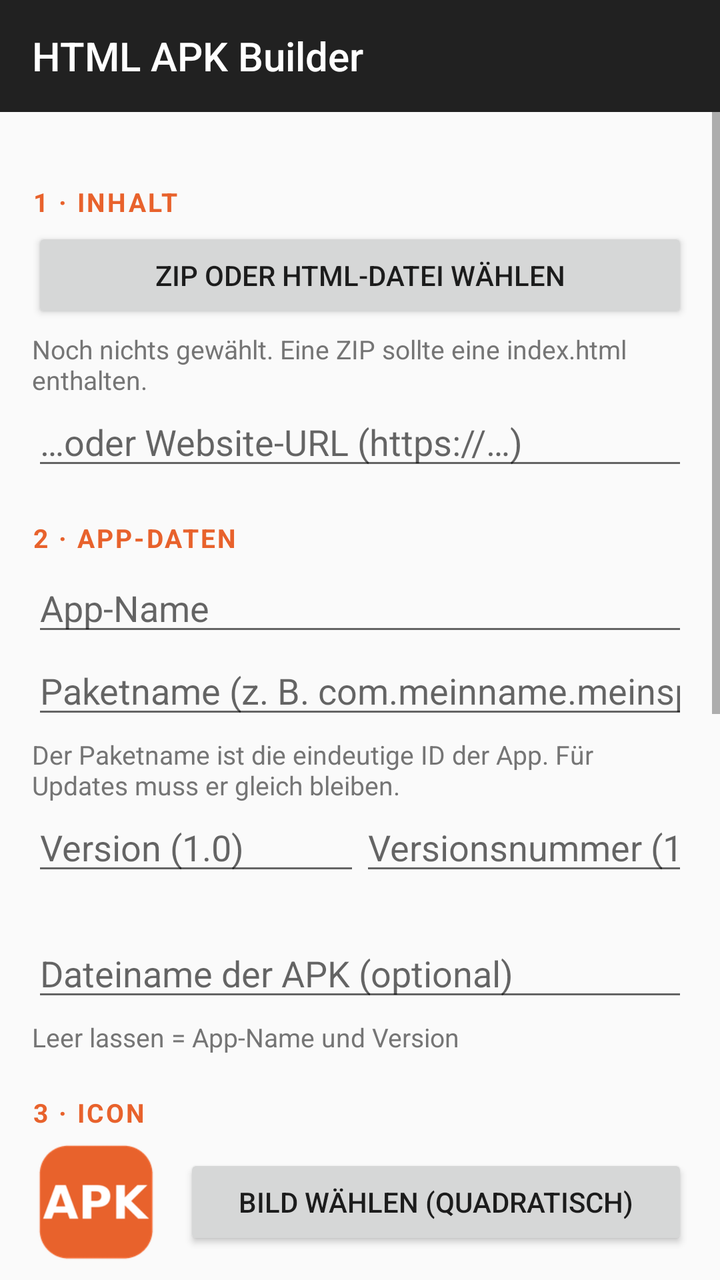
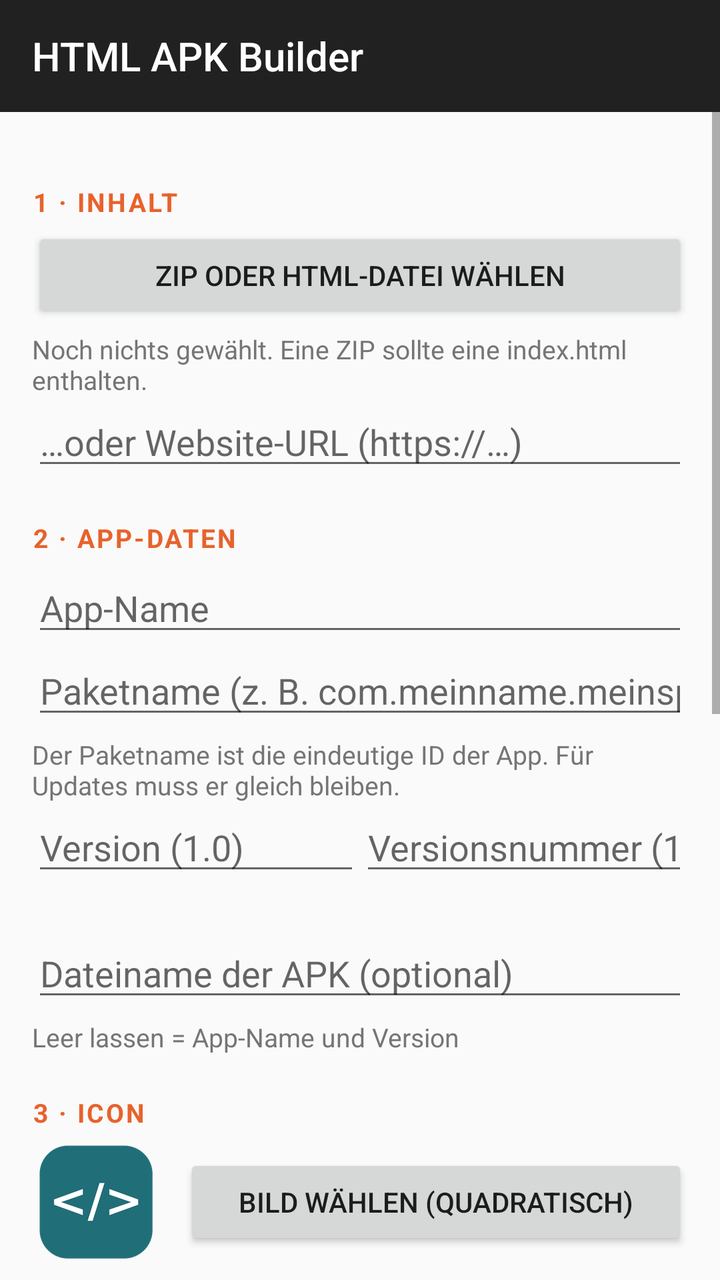

Two renders of the same Android screen: before a commit and after it. Below are the layout's source before the change and the commit's diff.
<!-- AndroidManifest.xml: application theme AppTheme -->
<!-- res/layout/activity_main.xml -->
<?xml version="1.0" encoding="utf-8"?>
<LinearLayout xmlns:android="http://schemas.android.com/apk/res/android"
    android:id="@+id/root"
    android:layout_width="match_parent"
    android:layout_height="match_parent"
    android:background="#212121"
    android:orientation="vertical">

    <Toolbar
        android:id="@+id/toolbar"
        android:layout_width="match_parent"
        android:layout_height="56dp"
        android:background="#212121"
        android:theme="@android:style/ThemeOverlay.Material.Dark.ActionBar"
        android:popupTheme="@android:style/ThemeOverlay.Material.Light"
        android:title="HTML APK Builder"
        android:titleTextColor="#FFFFFF" />

<ScrollView
    android:id="@+id/scroll"
    android:layout_width="match_parent"
    android:layout_height="0dp"
    android:layout_weight="1"
    android:background="#FAFAFA"
    android:fillViewport="true">

    <LinearLayout
        android:layout_width="match_parent"
        android:layout_height="wrap_content"
        android:orientation="vertical"
        android:padding="16dp">

        
        <TextView style="@style/Section" android:text="1 · Inhalt" />

        <Button
            android:id="@+id/btnPickContent"
            android:layout_width="match_parent"
            android:layout_height="wrap_content"
            android:text="ZIP oder HTML-Datei wählen" />

        <TextView
            android:id="@+id/txtContent"
            style="@style/Hint"
            android:text="Noch nichts gewählt. Eine ZIP sollte eine index.html enthalten." />

        <EditText
            android:id="@+id/editUrl"
            android:layout_width="match_parent"
            android:layout_height="wrap_content"
            android:hint="…oder Website-URL (https://…)"
            android:inputType="textUri"
            android:importantForAutofill="no" />

        
        <TextView style="@style/Section" android:text="2 · App-Daten" />

        <EditText
            android:id="@+id/editName"
            android:layout_width="match_parent"
            android:layout_height="wrap_content"
            android:hint="App-Name"
            android:inputType="textCapSentences"
            android:importantForAutofill="no" />

        <EditText
            android:id="@+id/editPackage"
            android:layout_width="match_parent"
            android:layout_height="wrap_content"
            android:hint="Paketname (z. B. com.meinname.meinspiel)"
            android:inputType="textNoSuggestions"
            android:importantForAutofill="no" />

        <TextView
            style="@style/Hint"
            android:text="Der Paketname ist die eindeutige ID der App. Für Updates muss er gleich bleiben." />

        <LinearLayout
            android:layout_width="match_parent"
            android:layout_height="wrap_content"
            android:orientation="horizontal">

            <EditText
                android:id="@+id/editVersionName"
                android:layout_width="0dp"
                android:layout_height="wrap_content"
                android:layout_weight="1"
                android:hint="Version (1.0)"
                android:inputType="text"
                android:importantForAutofill="no" />

            <EditText
                android:id="@+id/editVersionCode"
                android:layout_width="0dp"
                android:layout_height="wrap_content"
                android:layout_weight="1"
                android:hint="Versionsnummer (1)"
                android:inputType="number"
                android:importantForAutofill="no" />
        </LinearLayout>

        <TextView
            android:id="@+id/txtVersion"
            style="@style/Hint"
            android:text="" />

        <EditText
            android:id="@+id/editFileName"
            android:layout_width="match_parent"
            android:layout_height="wrap_content"
            android:hint="Dateiname der APK (optional)"
            android:inputType="textNoSuggestions"
            android:importantForAutofill="no" />

        <TextView
            android:id="@+id/txtFileName"
            style="@style/Hint"
            android:text="Leer lassen = App-Name und Version" />

        
        <TextView style="@style/Section" android:text="3 · Icon" />

        <LinearLayout
            android:layout_width="match_parent"
            android:layout_height="wrap_content"
            android:gravity="center_vertical"
            android:orientation="horizontal">

            <ImageView
                android:id="@+id/imgIcon"
                android:layout_width="64dp"
                android:layout_height="64dp"
                android:layout_marginEnd="12dp"
                android:contentDescription="Icon-Vorschau"
                android:scaleType="fitCenter"
                android:src="@mipmap/ic_launcher" />

            <Button
                android:id="@+id/btnPickIcon"
                android:layout_width="0dp"
                android:layout_height="wrap_content"
                android:layout_weight="1"
                android:text="Bild wählen (quadratisch)" />
        </LinearLayout>

        <TextView
            android:id="@+id/txtIcon"
            style="@style/Hint"
            android:text="Ohne Auswahl bekommt die App das Standard-Icon." />

        
        <TextView style="@style/Section" android:text="4 · Optionen" />

        <CheckBox
            android:id="@+id/chkFullscreen"
            android:layout_width="wrap_content"
            android:layout_height="wrap_content"
            android:text="Vollbild (Statusleiste ausblenden)" />

        <CheckBox
            android:id="@+id/chkZoom"
            android:layout_width="wrap_content"
            android:layout_height="wrap_content"
            android:text="Zoomen mit zwei Fingern erlauben" />

        <CheckBox
            android:id="@+id/chkKeepScreenOn"
            android:layout_width="wrap_content"
            android:layout_height="wrap_content"
            android:text="Bildschirm nicht automatisch ausschalten" />

        <LinearLayout
            android:layout_width="match_parent"
            android:layout_height="wrap_content"
            android:gravity="center_vertical"
            android:orientation="horizontal">

            <TextView
                android:layout_width="wrap_content"
                android:layout_height="wrap_content"
                android:text="Ausrichtung:" />

            <Spinner
                android:id="@+id/spinOrientation"
                android:layout_width="0dp"
                android:layout_height="wrap_content"
                android:layout_weight="1" />
        </LinearLayout>

        
        <TextView style="@style/Section" android:text="5 · Berechtigungen" />

        <CheckBox
            android:id="@+id/chkPermInternet"
            android:layout_width="wrap_content"
            android:layout_height="wrap_content"
            android:text="Internet / Netzwerk" />
        <CheckBox
            android:id="@+id/chkPermMic"
            android:layout_width="wrap_content"
            android:layout_height="wrap_content"
            android:text="Mikrofon" />
        <CheckBox
            android:id="@+id/chkPermCamera"
            android:layout_width="wrap_content"
            android:layout_height="wrap_content"
            android:text="Kamera" />
        <CheckBox
            android:id="@+id/chkPermLocation"
            android:layout_width="wrap_content"
            android:layout_height="wrap_content"
            android:text="Standort" />
        <CheckBox
            android:id="@+id/chkPermVibrate"
            android:layout_width="wrap_content"
            android:layout_height="wrap_content"
            android:text="Vibration" />

        <TextView
            style="@style/Hint"
            android:text="Die App fragt beim ersten Zugriff aus der Webseite nach (z. B. getUserMedia oder navigator.geolocation). Ohne Internet funktionieren nur die mitgelieferten Dateien." />

        
        <Button
            android:id="@+id/btnBuild"
            android:layout_width="match_parent"
            android:layout_height="56dp"
            android:layout_marginTop="20dp"
            android:backgroundTint="#E8622C"
            android:text="APK bauen"
            android:textColor="#FFFFFF"
            android:textSize="17sp" />

        <ProgressBar
            android:id="@+id/progress"
            style="@android:style/Widget.Material.ProgressBar.Horizontal"
            android:layout_width="match_parent"
            android:layout_height="wrap_content"
            android:indeterminate="true"
            android:visibility="gone" />

        <TextView
            android:id="@+id/txtStatus"
            android:layout_width="match_parent"
            android:layout_height="wrap_content"
            android:layout_marginTop="8dp"
            android:textIsSelectable="true" />

        <LinearLayout
            android:id="@+id/resultButtons"
            android:layout_width="match_parent"
            android:layout_height="wrap_content"
            android:orientation="horizontal"
            android:visibility="gone">

            <Button
                android:id="@+id/btnInstall"
                android:layout_width="0dp"
                android:layout_height="wrap_content"
                android:layout_weight="1"
                android:text="Installieren" />

            <Button
                android:id="@+id/btnSave"
                android:layout_width="0dp"
                android:layout_height="wrap_content"
                android:layout_weight="1"
                android:text="Speichern" />

            <Button
                android:id="@+id/btnShare"
                android:layout_width="0dp"
                android:layout_height="wrap_content"
                android:layout_weight="1"
                android:text="Teilen" />
        </LinearLayout>
    </LinearLayout>
</ScrollView>
</LinearLayout>
<!-- resources referenced by this layout -->
<resources>
  <!-- mipmap ic_launcher: png bitmap (mipmap-hdpi, 4010 bytes) -->
  <style name="Hint">
          <item name="android:layout_width">match_parent</item>
          <item name="android:layout_height">wrap_content</item>
          <item name="android:layout_marginTop">4dp</item>
          <item name="android:textSize">13sp</item>
          <item name="android:textColor">#757575</item>
      </style>
  <style name="Section">
          <item name="android:layout_width">match_parent</item>
          <item name="android:layout_height">wrap_content</item>
          <item name="android:layout_marginTop">20dp</item>
          <item name="android:layout_marginBottom">4dp</item>
          <item name="android:textSize">13sp</item>
          <item name="android:textStyle">bold</item>
          <item name="android:textAllCaps">true</item>
          <item name="android:letterSpacing">0.08</item>
          <item name="android:textColor">#E8622C</item>
      </style>
  <style name="AppTheme" parent="android:Theme.Material.Light.NoActionBar">
          <item name="android:statusBarColor">#212121</item>
          <item name="android:navigationBarColor">#212121</item>
      </style>
</resources>

<!-- the commit's change to res/layout/activity_main.xml (unified diff, before → after) -->
@@ -133,7 +133,7 @@
                 android:layout_marginEnd="12dp"
                 android:contentDescription="Icon-Vorschau"
                 android:scaleType="fitCenter"
-                android:src="@mipmap/ic_launcher" />
+                android:src="@drawable/default_app_icon" />
 
             <Button
                 android:id="@+id/btnPickIcon"
<!-- resource entries referenced after the edit -->
@@ -1,6 +1,6 @@
 <!-- resources referenced by this layout -->
 <resources>
-  <!-- mipmap ic_launcher: png bitmap (mipmap-hdpi, 4010 bytes) -->
+  <!-- drawable default_app_icon: png bitmap (drawable-nodpi, 10094 bytes) -->
   <style name="Hint">
           <item name="android:layout_width">match_parent</item>
           <item name="android:layout_height">wrap_content</item>
